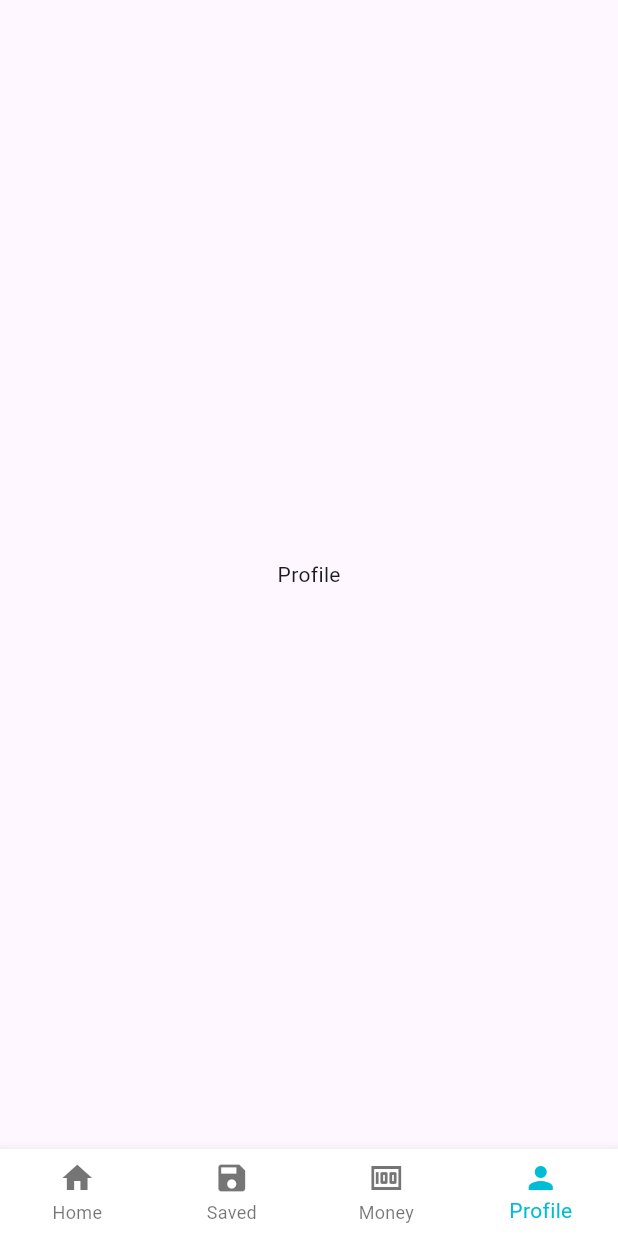
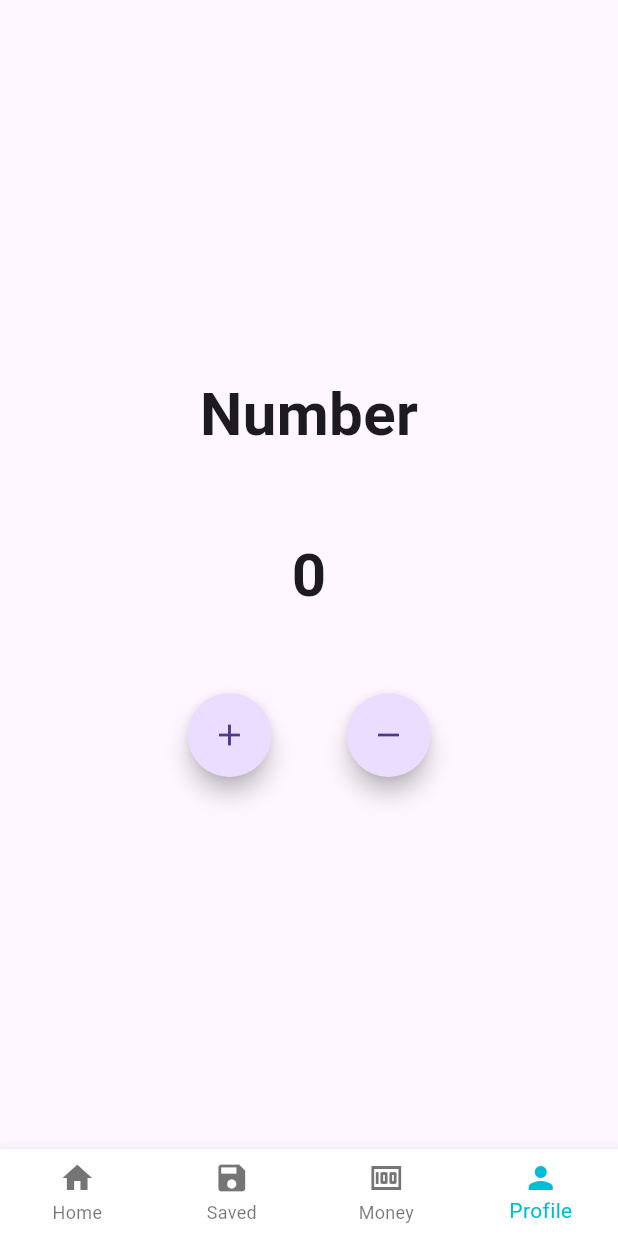
Before and after one commit to Sastra-Digital-School/zero_to_hero_project, a Flutter app: the screen it shows after launch, item 4 of the bottom bar chosen, on a phone screen of 412 x 824 dp. Run offline on Flutter 3.47's test engine with Material 3 defaults, Android fonts, the phone set to English and light mode, and no system bars; our stand-ins replace get; network calls fail.

Commit message:
Date 25-08-2025

```diff
--- a/lib/app.dart
+++ b/lib/app.dart
@@ -1,12 +1,13 @@
 import 'package:flutter/material.dart';
 import 'package:flutter_zth_first/routes/routes.dart';
+import 'package:get/get.dart';
 
 class SastraApp extends StatelessWidget {
   const SastraApp({super.key});
 
   @override
   Widget build(BuildContext context) {
-    return MaterialApp(
+    return GetMaterialApp(
       debugShowCheckedModeBanner: false,
       title: 'Flutter Demo',
       initialRoute: '/',
--- /dev/null
+++ b/lib/controller/profile_controller.dart
@@ -0,0 +1,15 @@
+import 'package:get/get.dart';
+
+class ProfileController extends GetxController {
+  RxInt index = 0.obs;
+
+  void indexIncrement() {
+    index.value++;
+  }
+
+  void decrement() {
+    if (index.value != 0) {
+      index.value--;
+    }
+  }
+}
--- a/lib/view/main_screen.dart
+++ b/lib/view/main_screen.dart
@@ -1,6 +1,7 @@
 import 'package:flutter/material.dart';
 import 'package:flutter_zth_first/routes/routes.dart';
 import 'package:flutter_zth_first/view/home_screen.dart';
+import 'package:flutter_zth_first/view/profile_screen.dart';
 import 'package:flutter_zth_first/view/save_screen.dart';
 
 class MainScreen extends StatefulWidget {
@@ -41,7 +42,7 @@ class _MainScreenState extends State<MainScreen> {
       const HomeScreen(),
       const SaveScreen(),
       Center(child: Text(_labels[2])),
-      Center(child: Text(_labels[3])),
+      ProfileScreen(),
     ];
 
     return Scaffold(
--- /dev/null
+++ b/lib/view/profile_screen.dart
@@ -0,0 +1,54 @@
+import 'package:flutter/material.dart';
+import 'package:flutter_zth_first/controller/profile_controller.dart';
+import 'package:get/get.dart';
+
+class ProfileScreen extends StatelessWidget {
+  final controler = Get.put(ProfileController());
+  ProfileScreen({super.key});
+
+  @override
+  Widget build(BuildContext context) {
+    return Scaffold(body: _buildBody);
+  }
+
+  get _buildBody {
+    return Center(
+      child: Column(
+        spacing: 50,
+        mainAxisAlignment: MainAxisAlignment.center,
+        children: [
+          Text(
+            'Number',
+            style: TextStyle(fontSize: 40, fontWeight: FontWeight.bold),
+          ),
+          Obx(
+            () => Text(
+              '${controler.index.value}',
+              style: TextStyle(fontSize: 40, fontWeight: FontWeight.bold),
+            ),
+          ),
+          Row(
+            spacing: 50,
+            mainAxisAlignment: MainAxisAlignment.center,
+            children: [
+              FloatingActionButton(
+                onPressed: () {
+                  controler.indexIncrement();
+                },
+                shape: CircleBorder(),
+                child: Icon(Icons.add),
+              ),
+              FloatingActionButton(
+                onPressed: () {
+                  controler.decrement();
+                },
+                shape: CircleBorder(),
+                child: Icon(Icons.remove),
+              ),
+            ],
+          ),
+        ],
+      ),
+    );
+  }
+}
```
Also changed, not shown: pubspec.yaml (+3 -67 lines), pubspec.lock.
